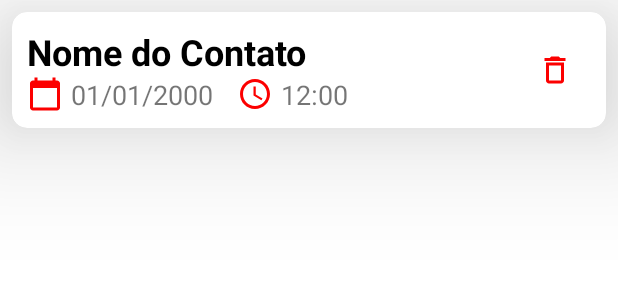
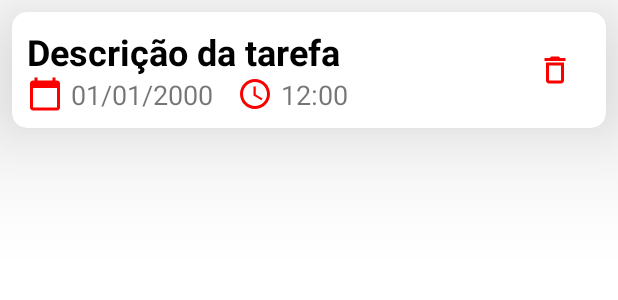
Before and after one commit to SirLeow/ToDoApp, an Android app: the layout task_item.xml on its own in the app's theme, with its tools: preview values and no code run, on a phone screen of 412 x 824 dp. Shown: the top 300 px of the screen. Run offline under Robolectric (Android 15) with nearby library versions, the phone set to English and light mode, and no system bars.

Commit message:
Minor change

```diff
--- a/app/src/main/res/layout/task_item.xml
+++ b/app/src/main/res/layout/task_item.xml
@@ -21,7 +21,7 @@
             android:textColor="@color/black"
             android:textSize="24sp"
             android:textStyle="bold"
-            tools:text="Nome do Contato"
+            tools:text="Descrição da tarefa"
             app:layout_constraintStart_toStartOf="parent"
             app:layout_constraintTop_toTopOf="parent"/>
 
```
